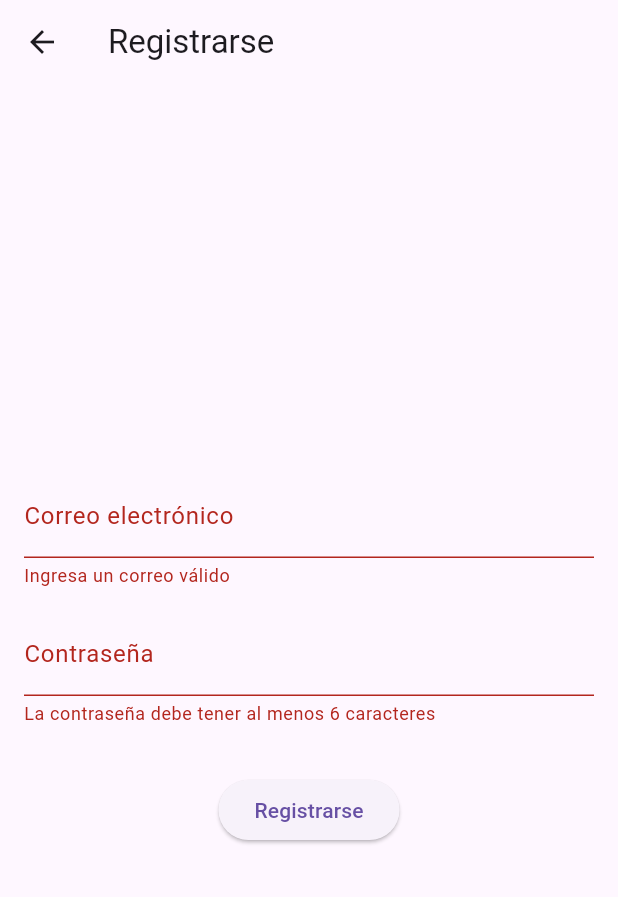
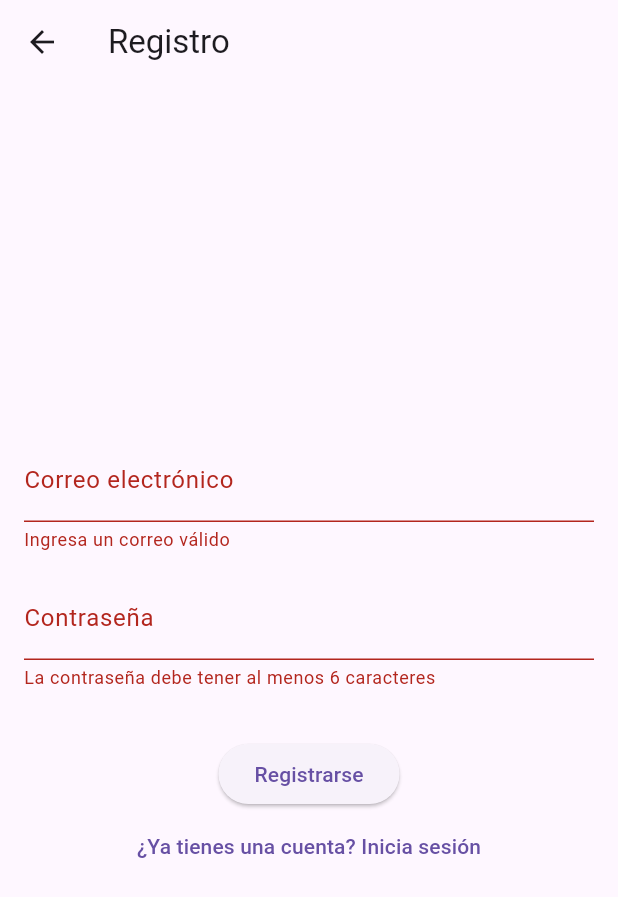
Before and after one commit to Jose21NC/Sui, a Flutter app: the RegisterScreen screen opened by its route, after a tap on "Registrarse", on a phone screen of 412 x 824 dp. Shown: the top 897 px of the screen. Run offline on Flutter 3.47's test engine with Material 3 defaults, Android fonts, the light colour scheme and no system bars; our stand-ins replace firebase_auth, firebase_core; accounts and stored records are empty.

Commit message:
Rgister Screen Update

```diff
--- a/lib/presentation/screens/register_screen.dart
+++ b/lib/presentation/screens/register_screen.dart
@@ -1,6 +1,6 @@
 import 'package:flutter/material.dart';
 import 'package:provider/provider.dart';
-import '../../auth_service.dart';
+import '../../auth_service.dart'; // Asegúrate de que la ruta sea correcta
 
 class RegisterScreen extends StatefulWidget {
   @override
@@ -13,11 +13,28 @@ class _RegisterScreenState extends State<RegisterScreen> {
   final _formKey = GlobalKey<FormState>();
   bool _loading = false;
 
+  void _register() async {
+    if (_formKey.currentState!.validate()) {
+      setState(() => _loading = true);
+      AuthService auth = Provider.of<AuthService>(context, listen: false);
+      try {
+        await auth.createUserWithEmailAndPassword(
+            _emailController.text, _passwordController.text);
+        Navigator.of(context).pushReplacementNamed('/home');
+      } catch (e) {
+        setState(() => _loading = false);
+        ScaffoldMessenger.of(context).showSnackBar(SnackBar(
+          content: Text('Error al crear la cuenta. Intenta de nuevo.'),
+        ));
+      }
+    }
+  }
+
   @override
   Widget build(BuildContext context) {
     return Scaffold(
       appBar: AppBar(
-        title: Text('Registrarse'),
+        title: Text('Registro'),
       ),
       body: Padding(
         padding: const EdgeInsets.all(16.0),
@@ -44,25 +61,15 @@ class _RegisterScreenState extends State<RegisterScreen> {
               _loading
                   ? CircularProgressIndicator()
                   : ElevatedButton(
-                      onPressed: () async {
-                        if (_formKey.currentState!.validate()) {
-                          setState(() => _loading = true);
-                          AuthService auth = Provider.of<AuthService>(context, listen: false);
-                          var user = await auth.registerWithEmailAndPassword(
-                              _emailController.text, _passwordController.text);
-                          if (user != null) {
-                            // Redirige a la pantalla principal después de registrarse
-                            Navigator.of(context).pushReplacementNamed('/home');
-                          } else {
-                            setState(() => _loading = false);
-                            ScaffoldMessenger.of(context).showSnackBar(SnackBar(
-                              content: Text('Error al registrarse'),
-                            ));
-                          }
-                        }
-                      },
+                      onPressed: _register,
                       child: Text('Registrarse'),
                     ),
+              TextButton(
+                onPressed: () {
+                  Navigator.of(context).pop(); // Vuelve a la pantalla de login
+                },
+                child: Text('¿Ya tienes una cuenta? Inicia sesión'),
+              ),
             ],
           ),
         ),
```
